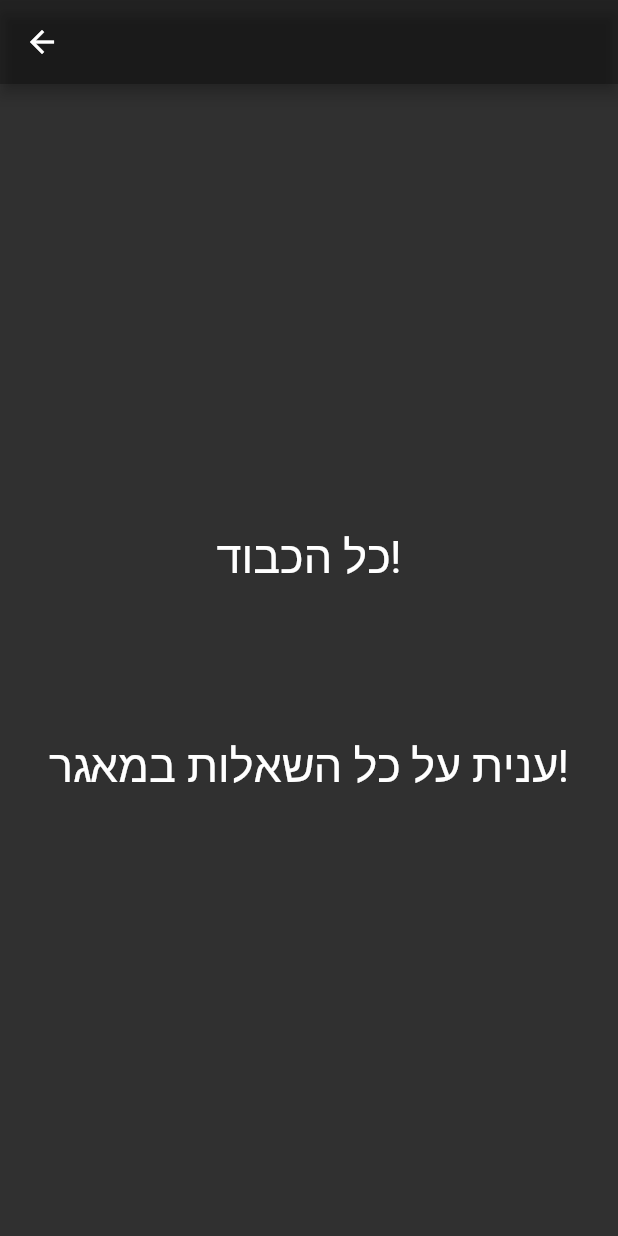
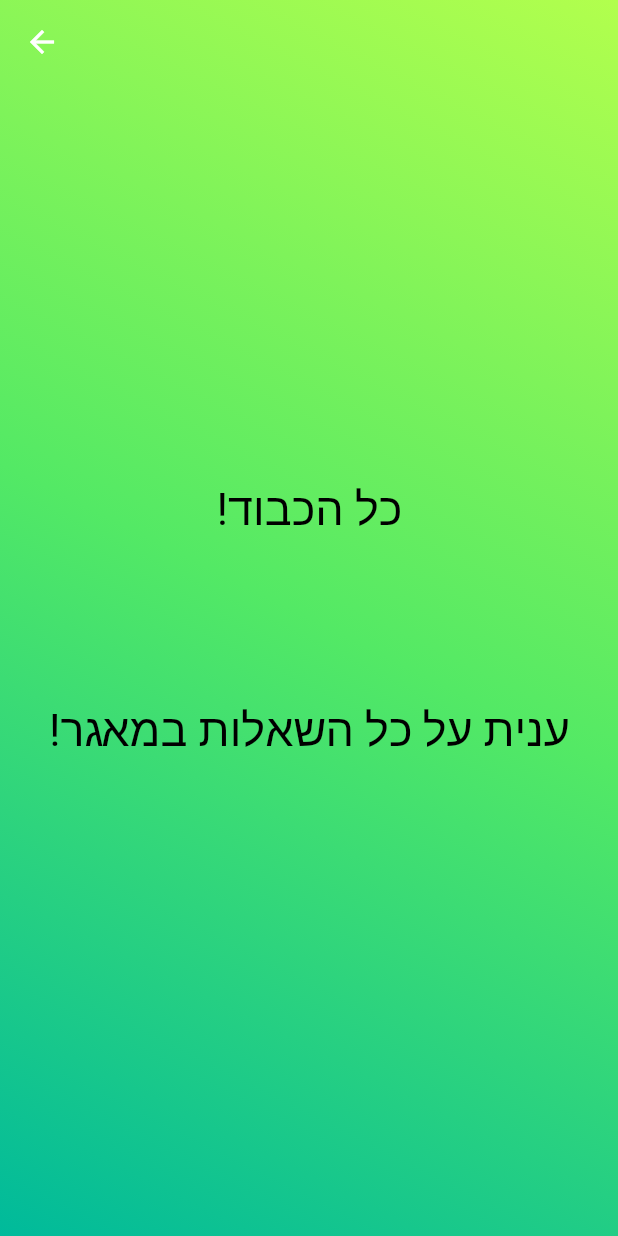
Before and after one commit to BenHasaiag71704/GDDemo, a Flutter app: the ScoreScreen screen opened by its route, on a phone screen of 412 x 824 dp. Run offline on Flutter 3.47's test engine with Material 2 defaults, Android fonts, the phone set to English and light mode, and no system bars; our stand-ins replace cloud_firestore, firebase_auth, firebase_core, get; accounts and stored records are empty.

Commit message:
שינוי צבע

```diff
--- a/my_project_trivia/lib/screens/home_screen.dart
+++ b/my_project_trivia/lib/screens/home_screen.dart
@@ -375,6 +375,7 @@ class _HomeScreenState extends State<HomeScreen> {
                       child: Text(
                         "start play!",
                         style: TextStyle(fontSize: 35),
+                        textAlign: TextAlign.center,
                       ),
                     ),
                   ),
--- a/my_project_trivia/lib/screens/score/score_screen.dart
+++ b/my_project_trivia/lib/screens/score/score_screen.dart
@@ -15,27 +15,44 @@ class _ScoreScreenState extends State<ScoreScreen> {
   Widget build(BuildContext context) {
     int temp = Provider.of<Questions>(context).getTotalScore;
     return Scaffold(
-      appBar: AppBar(),
-      body: Stack(
+      extendBodyBehindAppBar: true,
+      appBar: AppBar(
+        elevation: 0,
+        backgroundColor: Colors.transparent,
+      ),
+      body: Container(
+        decoration: BoxDecoration(
+          gradient: LinearGradient(
+            begin: Alignment.topRight,
+            end: Alignment.bottomLeft,
+            colors: [
+              Color.fromARGB(255, 178, 255, 77),
+              Color.fromARGB(255, 83, 233, 101),
+              Color.fromARGB(255, 0, 186, 155),
+            ],
+          ),
+        ),
+        child: Stack(
           fit: StackFit.expand,
           children: [
             Column(
               children: [
                 Spacer(flex: 3),
                 Text(
-                "כל הכבוד!",
-                style: TextStyle(fontSize: 30),
+                  "!כל הכבוד",
+                  style: TextStyle(fontSize: 30, color: Colors.black),
                 ),
                 Spacer(),
                 Text(
-                "ענית על כל השאלות במאגר!",
-                style: TextStyle(fontSize: 30),
+                  "!ענית על כל השאלות במאגר",
+                  style: TextStyle(fontSize: 30, color: Colors.black),
                 ),
                 Spacer(flex: 3),
               ],
             ),
           ],
         ),
+      ),
     );
   }
 }
```
Lines whose indentation alone changed are shown as unchanged.
